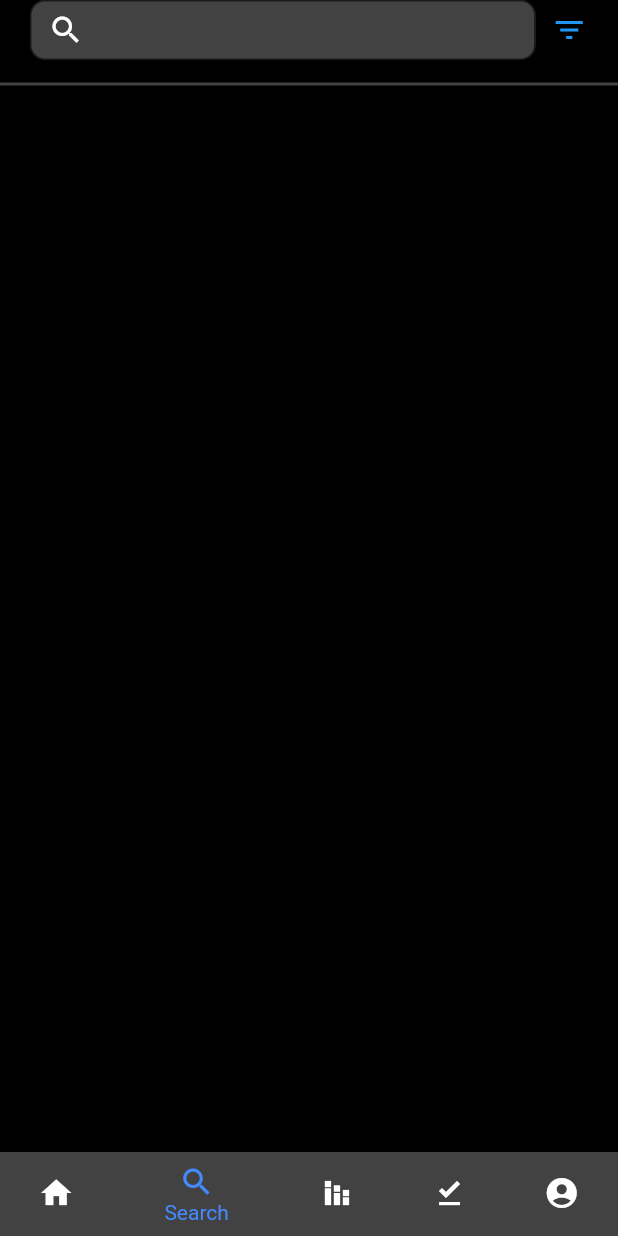
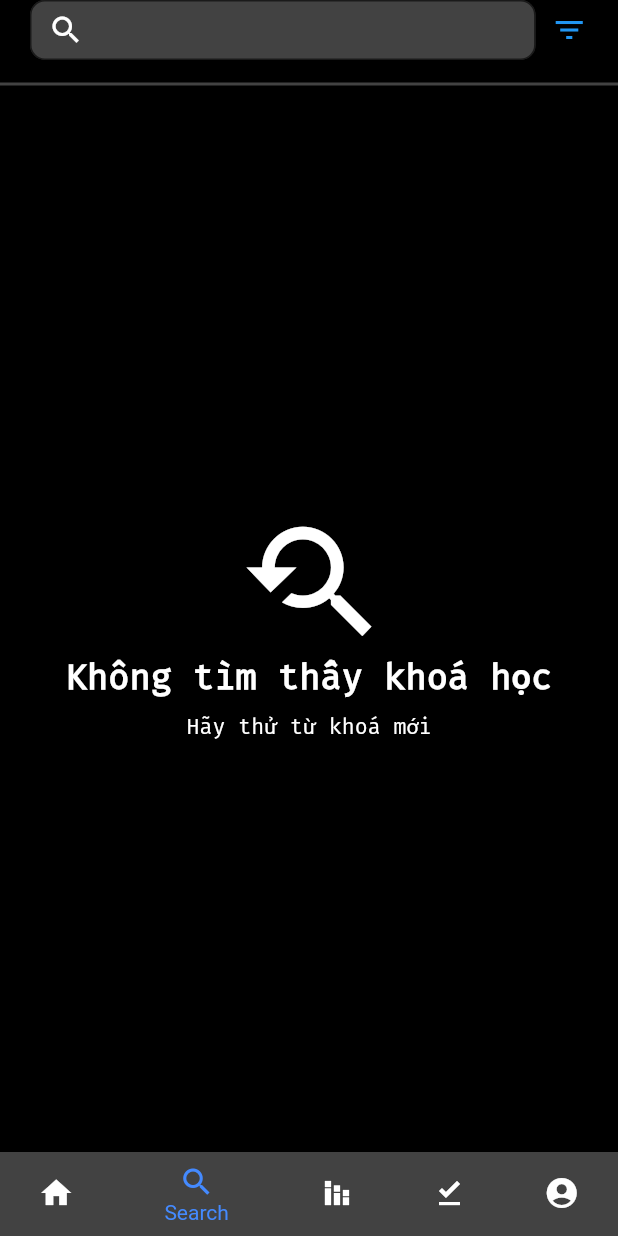
Before and after one commit to hqthinh26/AMP_K16, a Flutter app: the screen it shows after launch, item 2 of the bottom bar chosen, on a phone screen of 412 x 824 dp. Run offline on Flutter 3.47's test engine with Material 2 defaults, Android fonts, the phone set to English and light mode, and no system bars; our stand-ins replace carousel_slider, chewie, date_format, dio, flutter_rating_bar, shared_preferences and 2 more; network calls fail.

Commit message:
Cải thiện UI/UX cho màn hình tìm khoá học

```diff
--- a/online_course/lib/containers/CourseContainer.dart
+++ b/online_course/lib/containers/CourseContainer.dart
@@ -7,13 +7,14 @@ class CourseContainer {
   late List<dynamic> requirement;
 
   late List<dynamic> learnWhat;
+  late double star;
   late int soldNumber;
   late int ratedNumber;
   late int videoNumber;
   late dynamic totalHours;
-  late dynamic fomalityPoint;
-  late dynamic contentPoint;
-  late dynamic presentationPoint;
+  dynamic formalityPoint = 0;
+  dynamic contentPoint = 0;
+  dynamic presentationPoint = 0;
   late String imageUrl;
   late String promoVidUrl;
   late String status; //Either: "PENDING" or "COMPLETE"
@@ -58,12 +59,16 @@ class CourseContainer {
 
     this.totalHours = courseObject["totalHours"] ?? -100;
 
-    this.fomalityPoint = courseObject["fomalityPoint"] ?? -100;
+    this.formalityPoint = courseObject["formalityPoint"];
 
-    this.contentPoint = courseObject["contentPoint"] ?? -100;
+    this.contentPoint = courseObject["contentPoint"];
 
-    this.presentationPoint = courseObject["presentationPoint"] ?? -100;
+    this.presentationPoint = courseObject["presentationPoint"];
 
+    this.star = (courseObject["formalityPoint"] +
+            courseObject["contentPoint"] +
+            courseObject["presentationPoint"]) /
+        3;
     this.imageUrl = courseObject["imageUrl"] ??
         "https://static.scientificamerican.com/sciam/cache/file/92E141F8-36E4-4331-BB2EE42AC8674DD3_source.jpg";
 
@@ -89,6 +94,7 @@ class CourseContainer {
 
     this.instructorUserId = courseObject["instructor.user.id"] ?? "";
 
-    this.instructorUserName = courseObject["instructor.user.name"] ?? courseObject["name"] ?? "";
+    this.instructorUserName =
+        courseObject["instructor.user.name"] ?? courseObject["name"] ?? "";
   }
 }
--- a/online_course/lib/services/User.dart
+++ b/online_course/lib/services/User.dart
@@ -98,7 +98,7 @@ class User extends DioCustomClass {
 
       response = await this
           .dioGetterSetter
-          .post('https://api.letstudy.org/user/login', data: body);
+          .post('/login', data: body);
 
       if (response.statusCode == 200) {
         Map<String, dynamic> data = response.data;
--- a/online_course/lib/views/core/Account.dart
+++ b/online_course/lib/views/core/Account.dart
@@ -28,7 +28,7 @@ class _AccountState extends State<Account> {
   Widget build(BuildContext context) {
     return Scaffold(
       appBar: AppBar(
-        backgroundColor: Colors.grey[800],
+        backgroundColor: Colors.black,
         title: Text("Account"),
         automaticallyImplyLeading: false,
       ),
--- a/online_course/lib/views/core/Home/Carousel/FullItem.dart
+++ b/online_course/lib/views/core/Home/Carousel/FullItem.dart
@@ -61,7 +61,7 @@ class _FullItemState extends State<FullItem> {
                 Container(
                   child: Row(
                     children: [
-                      Text("${widget.courseContainer.ratedNumber}",
+                      Text("${widget.courseContainer.star}",
                           style: TextStyle(
                             color: Colors.white,
                             fontWeight: FontWeight.bold,
@@ -71,7 +71,7 @@ class _FullItemState extends State<FullItem> {
                       RatingBar.builder(
                         ignoreGestures: true,
                         initialRating:
-                            widget.courseContainer.ratedNumber.toDouble(),
+                            widget.courseContainer.star.toDouble(),
                         itemSize: 17,
                         itemBuilder: (contexPt, _) =>
                             Icon(Icons.star, color: Colors.amber[200]),
--- a/online_course/lib/views/core/Home/Carousel/MinimizeItem.dart
+++ b/online_course/lib/views/core/Home/Carousel/MinimizeItem.dart
@@ -74,7 +74,7 @@ class _MinimizeItemState extends State<MinimizeItem> {
                           RatingBar.builder(
                             ignoreGestures: true,
                             initialRating:
-                                widget.courseContainer.ratedNumber.toDouble(),
+                                widget.courseContainer.star.toDouble(),
                             itemSize: 17,
                             itemBuilder: (contexPt, _) =>
                                 Icon(Icons.star, color: Colors.amber[200]),
--- a/online_course/lib/views/core/Home/CourseCategory.dart
+++ b/online_course/lib/views/core/Home/CourseCategory.dart
@@ -12,7 +12,7 @@ class EntryItem extends StatelessWidget {
 
   Widget _buildTiles(Entry root) {
     return ListTile(
-      title: Text(root.title),
+      title: Text(root.title, style: TextStyle(color: Colors.white)),
       onTap: () => {},
     );
   }
@@ -36,7 +36,7 @@ class _CourseCategoryState extends State<CourseCategory> {
     Category category = Category();
     List<dynamic> data = await category.getAllCategories();
     setState(() {
-      listViews.add(DrawerHeader(child: Text("Danh sách khoá học")));
+      listViews.add(DrawerHeader(child: Text("Danh sách khoá học", style: TextStyle(color: Colors.white, fontWeight: FontWeight.bold, fontSize: 22),)));
       data.forEach((item) => listViews.add(EntryItem(Entry(item["name"]))));
     });
   }
@@ -50,6 +50,7 @@ class _CourseCategoryState extends State<CourseCategory> {
   @override
   Widget build(BuildContext context) {
     return Container(
+      color: Colors.black,
         child: ListView.builder(
             itemCount: listViews.length,
             itemBuilder: (BuildContext context, int index) =>
--- a/online_course/lib/views/core/Search/MinimizedSearchItem.dart
+++ b/online_course/lib/views/core/Search/MinimizedSearchItem.dart
@@ -48,7 +48,7 @@ class MinimizedSearchItem extends StatelessWidget {
                         RatingBar.builder(
                           ignoreGestures: true,
                           initialRating:
-                              this.courseContainer.ratedNumber.toDouble(),
+                              this.courseContainer.star.toDouble(),
                           itemSize: 17,
                           itemBuilder: (contexPt, _) =>
                               Icon(Icons.star, color: Colors.yellowAccent),
--- a/online_course/lib/views/core/Search/Search.dart
+++ b/online_course/lib/views/core/Search/Search.dart
@@ -88,7 +88,34 @@ class _SearchState extends State<Search> {
                   thickness: 2,
                   color: Colors.grey[800],
                 ),
-                Expanded(
+                this.searchedCourses.length == 0
+                    ? Expanded(
+                        child: Container(
+                          color: Colors.black,
+                            child: Column(
+                              mainAxisAlignment: MainAxisAlignment.center,
+                              crossAxisAlignment: CrossAxisAlignment.center,
+                              children: [
+                                Icon(Icons.youtube_searched_for, size: 100, color: Colors.white),
+                                Text("Không tìm thấy khoá học",
+                                    style: TextStyle(
+                                      color: Colors.white,
+                                      fontFamily: "Fira",
+                                      fontWeight: FontWeight.bold,
+                                      fontSize: 23,
+
+                                    )),
+                                    SizedBox(height: 10,),
+                                Text("Hãy thử từ khoá mới",
+                                    style: TextStyle(
+                                      color: Colors.white,
+                                      fontFamily: "Fira"
+
+                                    )),
+                              ],
+                            )),
+                      )
+                    : Expanded(
                         child: ListView.builder(
                           itemCount: this.searchedCourses.length,
                           itemBuilder: (BuildContext _, int index) {
@@ -99,8 +126,10 @@ class _SearchState extends State<Search> {
                               onTap: () => {
                                 this.getCourseInfo(
                                     context: context,
-                              courseId:
-                                  this.searchedCourses.elementAt(index).id)
+                                    courseId: this
+                                        .searchedCourses
+                                        .elementAt(index)
+                                        .id)
                               },
                             );
                           },
--- a/online_course/pubspec.yaml
+++ b/online_course/pubspec.yaml
@@ -31,6 +31,7 @@ dependencies:
   date_format: ^2.0.2
   chewie: ^1.0.0
   video_player: ^2.1.1
+  youtube_player_flutter: ^8.0.0
 
 
   # The following adds the Cupertino Icons font to your application.
```
Also changed, not shown: online_course/lib/containers/UserContainer.dart (+4 -3 lines), online_course/lib/views/core/Home/Carousel/VideoPlayerCustom.dart (+12 -1 lines), online_course/pubspec.lock, 1 other file. Lines whose indentation alone changed are shown as unchanged.
